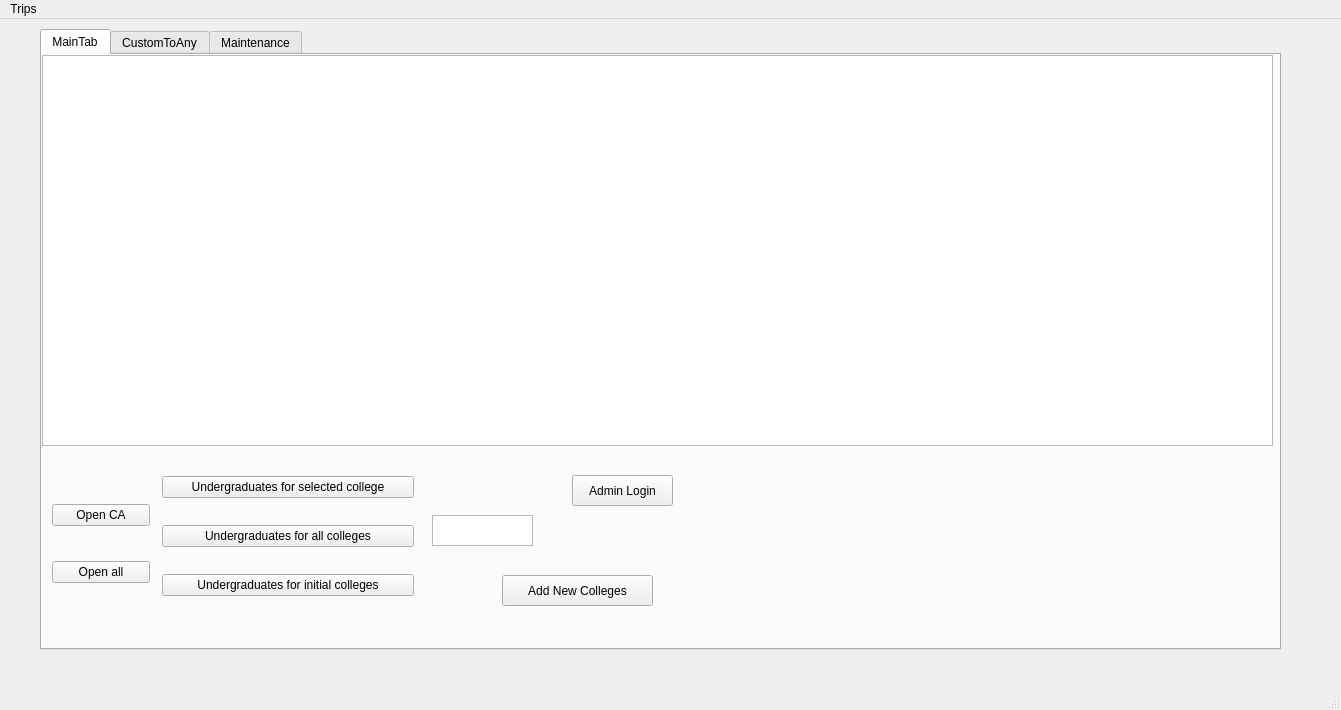
Savant-sys/College-Touring, file CollegeTouring/mainwindow.ui: the form before one commit.
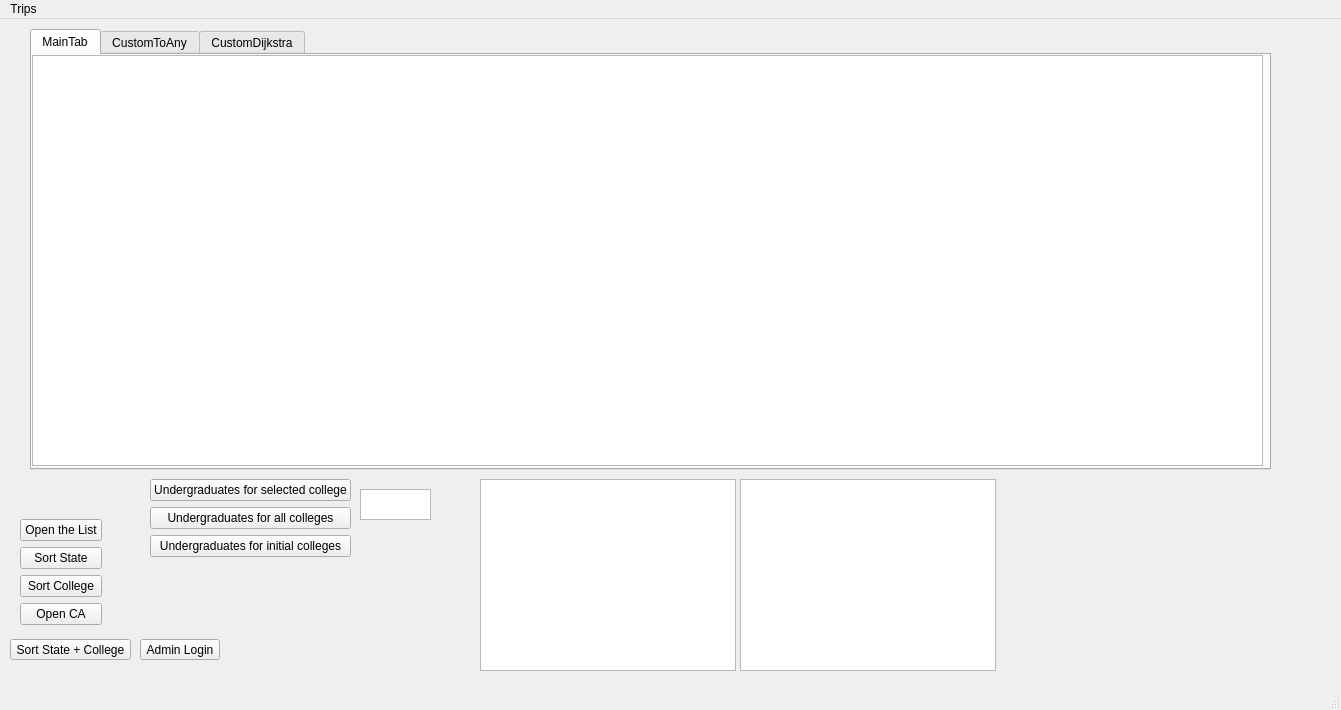
The form after the commit. The open tabs and pages were chosen to show the change.

```diff
--- a/CollegeTouring/mainwindow.ui
+++ b/CollegeTouring/mainwindow.ui
@@ -14,23 +14,69 @@
    <string>MainWindow</string>
   </property>
   <widget class="QWidget" name="centralwidget">
+   <widget class="QListWidget" name="customList">
+    <property name="geometry">
+     <rect>
+      <x>480</x>
+      <y>460</y>
+      <width>256</width>
+      <height>192</height>
+     </rect>
+    </property>
+   </widget>
+   <widget class="QListWidget" name="menuList">
+    <property name="geometry">
+     <rect>
+      <x>740</x>
+      <y>460</y>
+      <width>256</width>
+      <height>192</height>
+     </rect>
+    </property>
+   </widget>
+   <widget class="QPushButton" name="sortStateCollege">
+    <property name="geometry">
+     <rect>
+      <x>10</x>
+      <y>620</y>
+      <width>121</width>
+      <height>21</height>
+     </rect>
+    </property>
+    <property name="text">
+     <string>Sort State + College</string>
+    </property>
+   </widget>
+   <widget class="QPushButton" name="adminPop">
+    <property name="geometry">
+     <rect>
+      <x>140</x>
+      <y>620</y>
+      <width>80</width>
+      <height>21</height>
+     </rect>
+    </property>
+    <property name="text">
+     <string>Admin Login</string>
+    </property>
+   </widget>
    <widget class="QStackedWidget" name="stackedWidget">
     <property name="geometry">
      <rect>
       <x>10</x>
       <y>10</y>
       <width>1271</width>
-      <height>631</height>
+      <height>441</height>
      </rect>
     </property>
     <widget class="QWidget" name="page">
      <widget class="QTabWidget" name="tabWidget">
       <property name="geometry">
        <rect>
-        <x>30</x>
+        <x>20</x>
         <y>0</y>
         <width>1241</width>
-        <height>621</height>
+        <height>441</height>
        </rect>
       </property>
       <property name="currentIndex">
@@ -46,111 +92,10 @@
           <x>0</x>
           <y>0</y>
           <width>1231</width>
-          <height>391</height>
+          <height>411</height>
          </rect>
         </property>
        </widget>
-       <widget class="QWidget" name="layoutWidget">
-        <property name="geometry">
-         <rect>
-          <x>10</x>
-          <y>420</y>
-          <width>98</width>
-          <height>139</height>
-         </rect>
-        </property>
-        <layout class="QVBoxLayout" name="verticalLayout_2">
-         <item>
-          <widget class="QPushButton" name="openCA">
-           <property name="text">
-            <string>Open CA</string>
-           </property>
-          </widget>
-         </item>
-         <item>
-          <widget class="QPushButton" name="openAll">
-           <property name="text">
-            <string>Open all</string>
-           </property>
-          </widget>
-         </item>
-        </layout>
-       </widget>
-       <widget class="QWidget" name="layoutWidget">
-        <property name="geometry">
-         <rect>
-          <x>120</x>
-          <y>400</y>
-          <width>252</width>
-          <height>165</height>
-         </rect>
-        </property>
-        <layout class="QVBoxLayout" name="verticalLayout">
-         <item>
-          <widget class="QPushButton" name="UnderSelected">
-           <property name="text">
-            <string>Undergraduates for selected college</string>
-           </property>
-          </widget>
-         </item>
-         <item>
-          <widget class="QPushButton" name="UnderAll">
-           <property name="text">
-            <string>Undergraduates for all colleges</string>
-           </property>
-          </widget>
-         </item>
-         <item>
-          <widget class="QPushButton" name="UnderInitial">
-           <property name="text">
-            <string>Undergraduates for initial colleges</string>
-           </property>
-          </widget>
-         </item>
-        </layout>
-       </widget>
-       <widget class="QTextBrowser" name="textBrowser">
-        <property name="geometry">
-         <rect>
-          <x>390</x>
-          <y>460</y>
-          <width>101</width>
-          <height>31</height>
-         </rect>
-        </property>
-        <property name="verticalScrollBarPolicy">
-         <enum>Qt::ScrollBarAlwaysOff</enum>
-        </property>
-        <property name="horizontalScrollBarPolicy">
-         <enum>Qt::ScrollBarAlwaysOff</enum>
-        </property>
-       </widget>
-       <widget class="QPushButton" name="adminPop">
-        <property name="geometry">
-         <rect>
-          <x>530</x>
-          <y>420</y>
-          <width>101</width>
-          <height>31</height>
-         </rect>
-        </property>
-        <property name="text">
-         <string>Admin Login</string>
-        </property>
-       </widget>
-       <widget class="QPushButton" name="pushButton_3">
-        <property name="geometry">
-         <rect>
-          <x>460</x>
-          <y>520</y>
-          <width>151</width>
-          <height>31</height>
-         </rect>
-        </property>
-        <property name="text">
-         <string>Add New Colleges</string>
-        </property>
-       </widget>
       </widget>
       <widget class="QWidget" name="tab_2">
        <attribute name="title">
@@ -251,17 +196,20 @@
       </widget>
       <widget class="QWidget" name="tab_3">
        <attribute name="title">
-        <string>Maintenance</string>
+        <string>CustomDijkstra</string>
        </attribute>
-       <widget class="QListWidget" name="menuAdminList">
+       <widget class="QPushButton" name="pushButton_3">
         <property name="geometry">
          <rect>
-          <x>0</x>
+          <x>10</x>
           <y>10</y>
-          <width>1231</width>
-          <height>311</height>
+          <width>91</width>
+          <height>22</height>
          </rect>
         </property>
+        <property name="text">
+         <string>Add Start</string>
+        </property>
        </widget>
        <widget class="QPushButton" name="pushButton_4">
         <property name="geometry">
@@ -327,6 +275,95 @@
     </widget>
     <widget class="QWidget" name="page_2"/>
    </widget>
+   <widget class="QTextBrowser" name="textBrowser">
+    <property name="geometry">
+     <rect>
+      <x>360</x>
+      <y>470</y>
+      <width>71</width>
+      <height>31</height>
+     </rect>
+    </property>
+    <property name="verticalScrollBarPolicy">
+     <enum>Qt::ScrollBarAlwaysOff</enum>
+    </property>
+    <property name="horizontalScrollBarPolicy">
+     <enum>Qt::ScrollBarAlwaysOff</enum>
+    </property>
+   </widget>
+   <widget class="QWidget" name="layoutWidget">
+    <property name="geometry">
+     <rect>
+      <x>150</x>
+      <y>460</y>
+      <width>201</width>
+      <height>80</height>
+     </rect>
+    </property>
+    <layout class="QVBoxLayout" name="verticalLayout">
+     <item>
+      <widget class="QPushButton" name="UnderSelected">
+       <property name="text">
+        <string>Undergraduates for selected college</string>
+       </property>
+      </widget>
+     </item>
+     <item>
+      <widget class="QPushButton" name="UnderAll">
+       <property name="text">
+        <string>Undergraduates for all colleges</string>
+       </property>
+      </widget>
+     </item>
+     <item>
+      <widget class="QPushButton" name="UnderInitial">
+       <property name="text">
+        <string>Undergraduates for initial colleges</string>
+       </property>
+      </widget>
+     </item>
+    </layout>
+   </widget>
+   <widget class="QWidget" name="layoutWidget">
+    <property name="geometry">
+     <rect>
+      <x>20</x>
+      <y>500</y>
+      <width>82</width>
+      <height>108</height>
+     </rect>
+    </property>
+    <layout class="QVBoxLayout" name="verticalLayout_2">
+     <item>
+      <widget class="QPushButton" name="openTheList">
+       <property name="text">
+        <string>Open the List</string>
+       </property>
+      </widget>
+     </item>
+     <item>
+      <widget class="QPushButton" name="sortState">
+       <property name="text">
+        <string>Sort State</string>
+       </property>
+      </widget>
+     </item>
+     <item>
+      <widget class="QPushButton" name="sortCollege">
+       <property name="text">
+        <string>Sort College</string>
+       </property>
+      </widget>
+     </item>
+     <item>
+      <widget class="QPushButton" name="openCA">
+       <property name="text">
+        <string>Open CA</string>
+       </property>
+      </widget>
+     </item>
+    </layout>
+   </widget>
   </widget>
   <widget class="QMenuBar" name="menubar">
    <property name="geometry">
```
Left out of the diff: 88 changed lines with no effect on the pictures.
